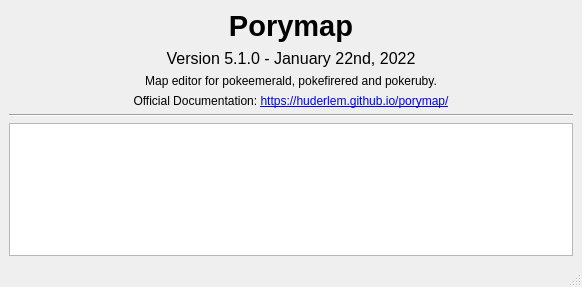
This is forms/aboutporymap.ui in huderlem/porymap as Qt 5 draws it before an edit. The edited form follows.
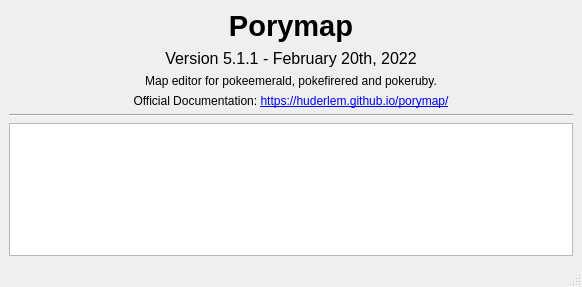
This is the edited form.

```diff
--- a/forms/aboutporymap.ui
+++ b/forms/aboutporymap.ui
@@ -53,7 +53,7 @@
        </font>
       </property>
       <property name="text">
-       <string>Version 5.1.0 - January 22nd, 2022</string>
+       <string>Version 5.1.1 - February 20th, 2022</string>
       </property>
       <property name="alignment">
        <set>Qt::AlignCenter</set>
```
